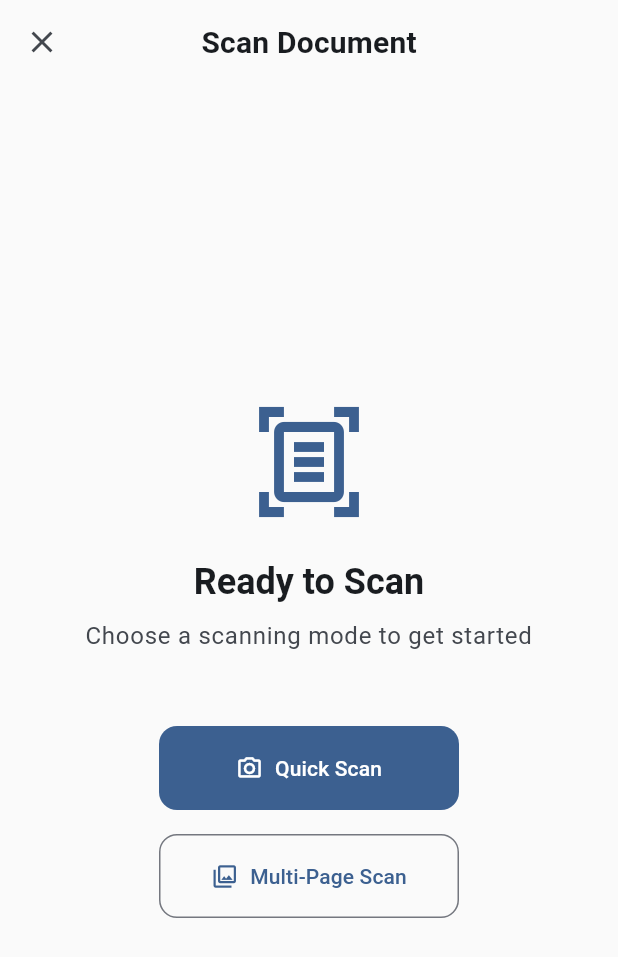
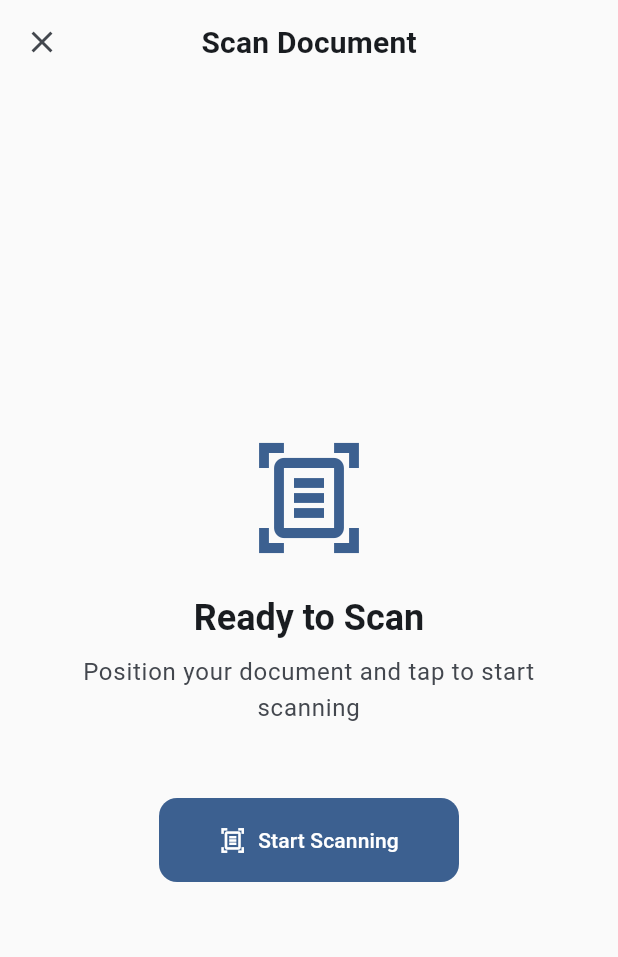
Before and after one commit to panplumousse-star/AIScan, a Flutter app: the ScannerScreen screen opened directly, on a phone screen of 412 x 824 dp. Shown: the top 957 px of the screen. Run offline on Flutter 3.47's test engine with Material 3 defaults, Android fonts, the phone set to English and light mode, and no system bars; our stand-ins replace flutter_riverpod, flutter_secure_storage, pdf, share_plus, sqflite; missing offline and left inert: aes_encrypt_file, encrypt, flutter_tesseract_ocr, google_mlkit_document_scanner, hand_signature; accounts and stored records are empty.

Commit message:
auto-claude: subtask-1-2 - Simplify _EmptyView to single scan action
- Removed Quick Scan button from scanner empty state
- Changed _EmptyView to single onScan callback (uses multiPageScan)
- Updated UI text to "Position your document and tap to start scanning"
- Renamed button to "Start Scanning" with document scanner icon
- Removed Multi-Page Scan button (now the only option)

Co-Authored-By: Claude Opus 4.5 <noreply@anthropic.com>

```diff
--- a/lib/features/scanner/presentation/scanner_screen.dart
+++ b/lib/features/scanner/presentation/scanner_screen.dart
@@ -377,8 +377,7 @@ class _ScannerScreenState extends ConsumerState<ScannerScreen> {
     }
 
     return _EmptyView(
-      onQuickScan: notifier.quickScan,
-      onMultiPageScan: () => notifier.multiPageScan(),
+      onScan: () => notifier.multiPageScan(),
     );
   }
 
@@ -494,15 +493,13 @@ class _ScannerScreenState extends ConsumerState<ScannerScreen> {
   }
 }
 
-/// Empty state view with scan options.
+/// Empty state view with scan action.
 class _EmptyView extends StatelessWidget {
   const _EmptyView({
-    required this.onQuickScan,
-    required this.onMultiPageScan,
+    required this.onScan,
   });
 
-  final VoidCallback onQuickScan;
-  final VoidCallback onMultiPageScan;
+  final VoidCallback onScan;
 
   @override
   Widget build(BuildContext context) {
@@ -528,7 +525,7 @@ class _EmptyView extends StatelessWidget {
             ),
             const SizedBox(height: 8),
             Text(
-              'Choose a scanning mode to get started',
+              'Position your document and tap to start scanning',
               style: theme.textTheme.bodyLarge?.copyWith(
                 color: theme.colorScheme.onSurfaceVariant,
               ),
@@ -536,19 +533,10 @@ class _EmptyView extends StatelessWidget {
             ),
             const SizedBox(height: 48),
             FilledButton.icon(
-              onPressed: onQuickScan,
-              icon: const Icon(Icons.camera_alt_outlined),
-              label: const Text('Quick Scan'),
+              onPressed: onScan,
+              icon: const Icon(Icons.document_scanner_outlined),
+              label: const Text('Start Scanning'),
               style: FilledButton.styleFrom(
-                minimumSize: const Size(200, 56),
-              ),
-            ),
-            const SizedBox(height: 16),
-            OutlinedButton.icon(
-              onPressed: onMultiPageScan,
-              icon: const Icon(Icons.photo_library_outlined),
-              label: const Text('Multi-Page Scan'),
-              style: OutlinedButton.styleFrom(
                 minimumSize: const Size(200, 56),
               ),
             ),
```
